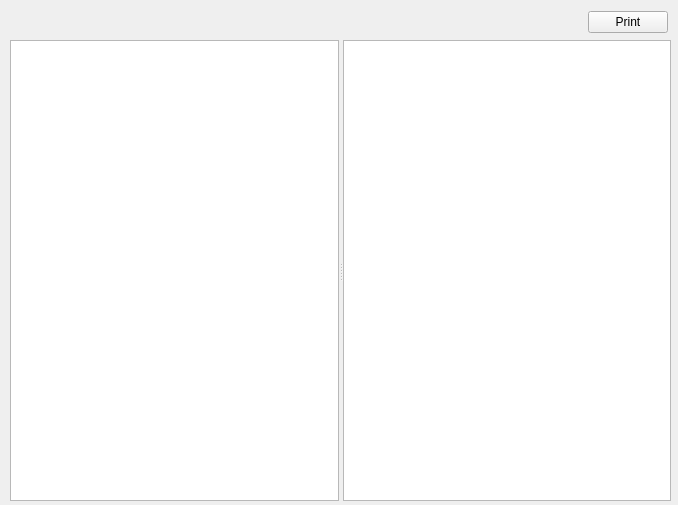
plan-be/iode, file gui/iode_gui/tabs/tab_text.ui: the form before one commit.
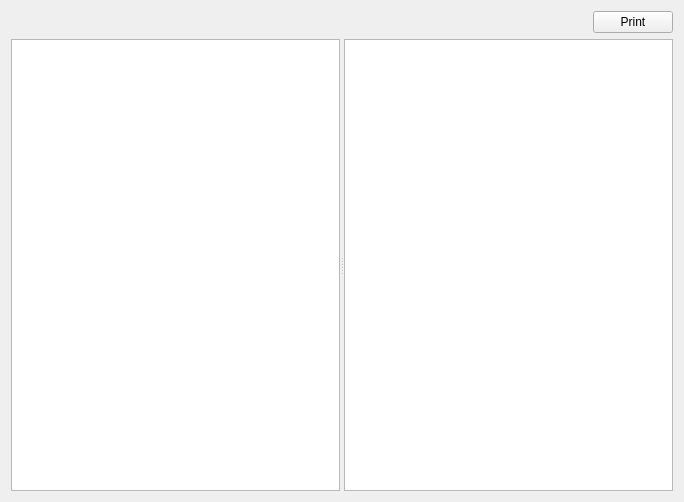
The form after the commit. Custom widgets are drawn as their Qt base class.

Commit message:
GUI PYTHON: (tab_text/report.ui) set a Grid Layout to the TextWidget             and ReportWidget
fix #840

```diff
--- a/gui/iode_gui/tabs/tab_text.ui
+++ b/gui/iode_gui/tabs/tab_text.ui
@@ -6,37 +6,13 @@
    <rect>
     <x>0</x>
     <y>0</y>
-    <width>678</width>
-    <height>505</height>
+    <width>684</width>
+    <height>502</height>
    </rect>
   </property>
   <property name="windowTitle">
    <string>Form</string>
   </property>
-  <widget class="QSplitter" name="splitter">
-   <property name="geometry">
-    <rect>
-     <x>10</x>
-     <y>40</y>
-     <width>661</width>
-     <height>461</height>
-    </rect>
-   </property>
-   <property name="orientation">
-    <enum>Qt::Horizontal</enum>
-   </property>
-   <widget class="IodeTextEditor" name="editor"/>
-   <widget class="IodeTextEditor" name="editor_2"/>
-  </widget>
-  <widget class="QWidget" name="layoutWidget">
-   <property name="geometry">
-    <rect>
-     <x>9</x>
-     <y>9</y>
-     <width>659</width>
-     <height>26</height>
-    </rect>
-   </property>
    <layout class="QGridLayout" name="gridLayout">
     <item row="0" column="0">
      <spacer name="horizontalSpacer">
@@ -45,7 +21,7 @@
       </property>
       <property name="sizeHint" stdset="0">
        <size>
-        <width>576</width>
+       <width>582</width>
         <height>20</height>
        </size>
       </property>
@@ -61,8 +37,22 @@
       </property>
      </widget>
     </item>
-   </layout>
-  </widget>
+   <item row="1" column="0" colspan="2">
+    <widget class="QSplitter" name="splitter">
+     <property name="sizePolicy">
+      <sizepolicy hsizetype="Expanding" vsizetype="Expanding">
+       <horstretch>0</horstretch>
+       <verstretch>0</verstretch>
+      </sizepolicy>
+     </property>
+     <property name="orientation">
+      <enum>Qt::Horizontal</enum>
+     </property>
+     <widget class="IodeTextEditor" name="editor"/>
+     <widget class="IodeTextEditor" name="editor_2"/>
+    </widget>
+   </item>
+  </layout>
  </widget>
  <customwidgets>
   <customwidget>
```
Lines whose indentation alone changed are shown as unchanged. The commit also changes 1 other file.
